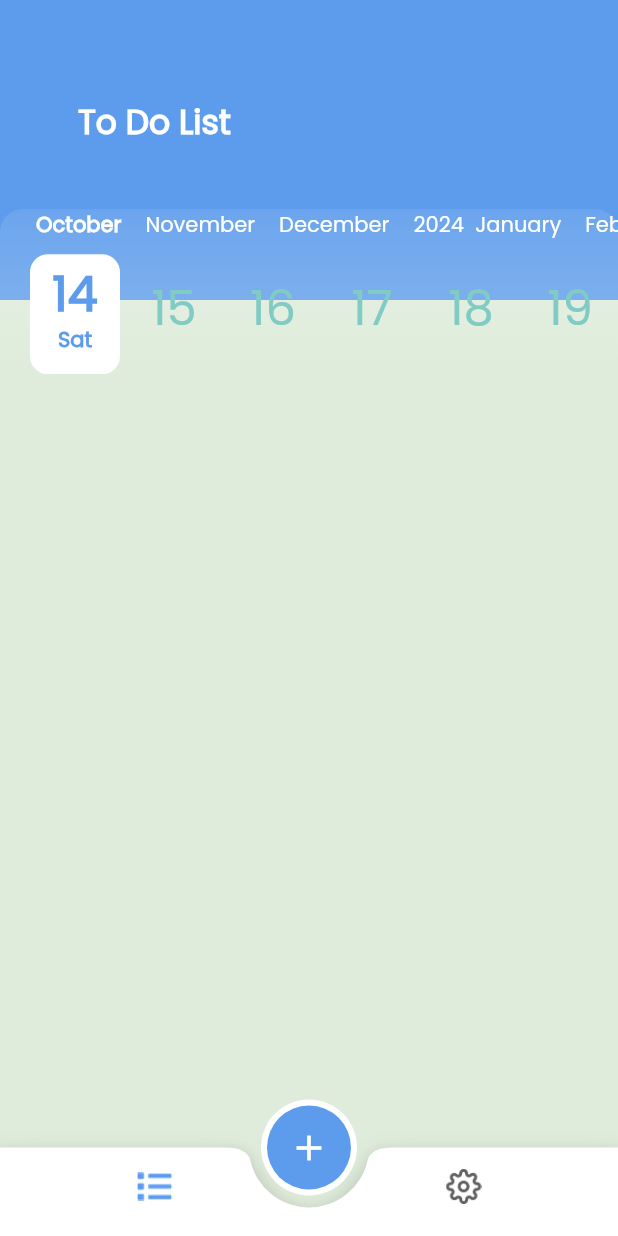
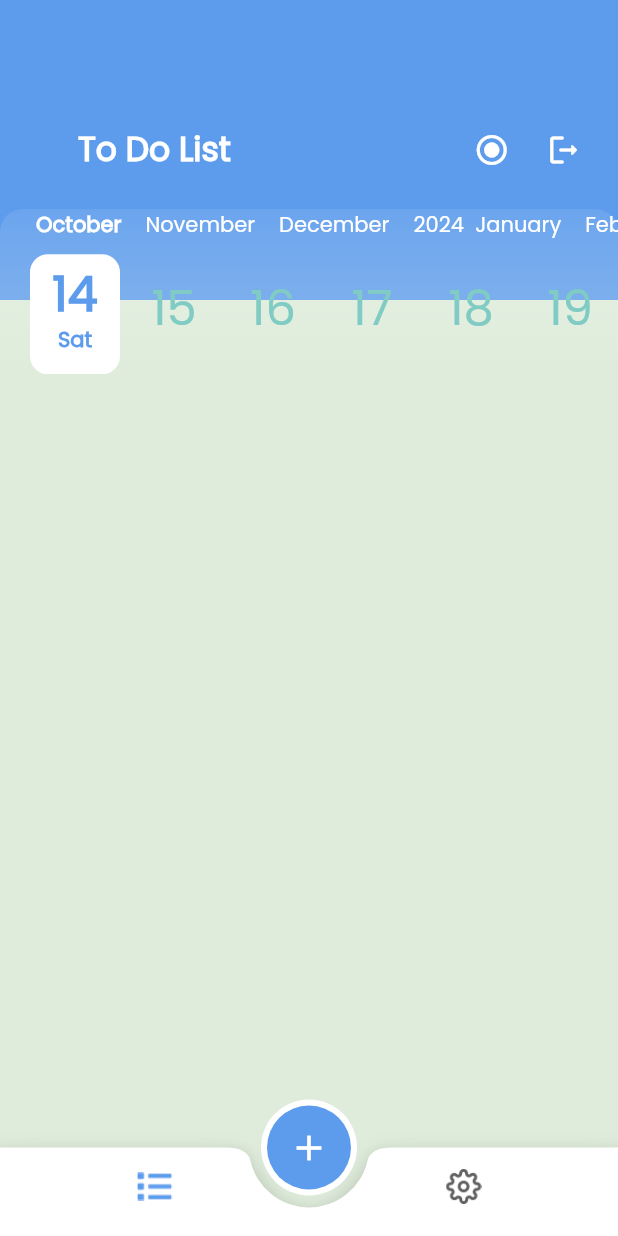
Before and after one commit to bstawy/To-Do, a Flutter app: the screen it shows after launch, on a phone screen of 412 x 824 dp. Run offline on Flutter 3.47's test engine with Material 2 defaults, Android fonts, the phone set to English and light mode, and no system bars; drawn by our look-alikes of calendar_timeline; our stand-ins replace cloud_firestore, firebase_core, flutter_slidable, shared_preferences; accounts and stored records are empty.

Commit message:
add button returns to current day

```diff
--- a/lib/pages/home_view/home_view.dart
+++ b/lib/pages/home_view/home_view.dart
@@ -31,13 +31,30 @@ class _HomeViewState extends State<HomeView> {
               width: mediaQuery.width,
               height: 200,
               padding: const EdgeInsets.only(
-                top: 65,
                 left: 52,
               ),
               color: theme.primaryColor,
-              child: Text(
-                'To Do List',
-                style: theme.textTheme.titleLarge,
+              child: Row(
+                children: [
+                  Text(
+                    'To Do List',
+                    style: theme.textTheme.titleLarge,
+                  ),
+                  const SizedBox(width: 150),
+                  IconButton(
+                    onPressed: () {
+                      selectedDate = DateTime.now();
+                      setState(() {});
+                    },
+                    icon: const Icon(Icons.radio_button_checked),
+                    color: theme.colorScheme.secondary,
+                  ),
+                  IconButton(
+                    onPressed: () {},
+                    icon: const Icon(Icons.logout_rounded),
+                    color: theme.colorScheme.secondary,
+                  ),
+                ],
               ),
             ),
             Container(
@@ -55,10 +72,10 @@ class _HomeViewState extends State<HomeView> {
               ),
               child: CalendarTimeline(
                 initialDate: selectedDate,
-                firstDate: DateTime(2023,01,01),
+                firstDate: DateTime(2023, 01, 01),
                 lastDate: DateTime(2024, 12, 31),
                 onDateSelected: (date) {
-                  if(selectedDate != date) {
+                  if (selectedDate != date) {
                     setState(() {
                       selectedDate = date;
                     });
@@ -101,8 +118,10 @@ class _HomeViewState extends State<HomeView> {
                 );
               }
 
-              var tasksList =
-                  snapshot.data?.docs.map((element) => element.data()).toList() ?? [];
+              var tasksList = snapshot.data?.docs
+                      .map((element) => element.data())
+                      .toList() ??
+                  [];
 
               return ListView.builder(
                 itemBuilder: (context, index) =>
```
